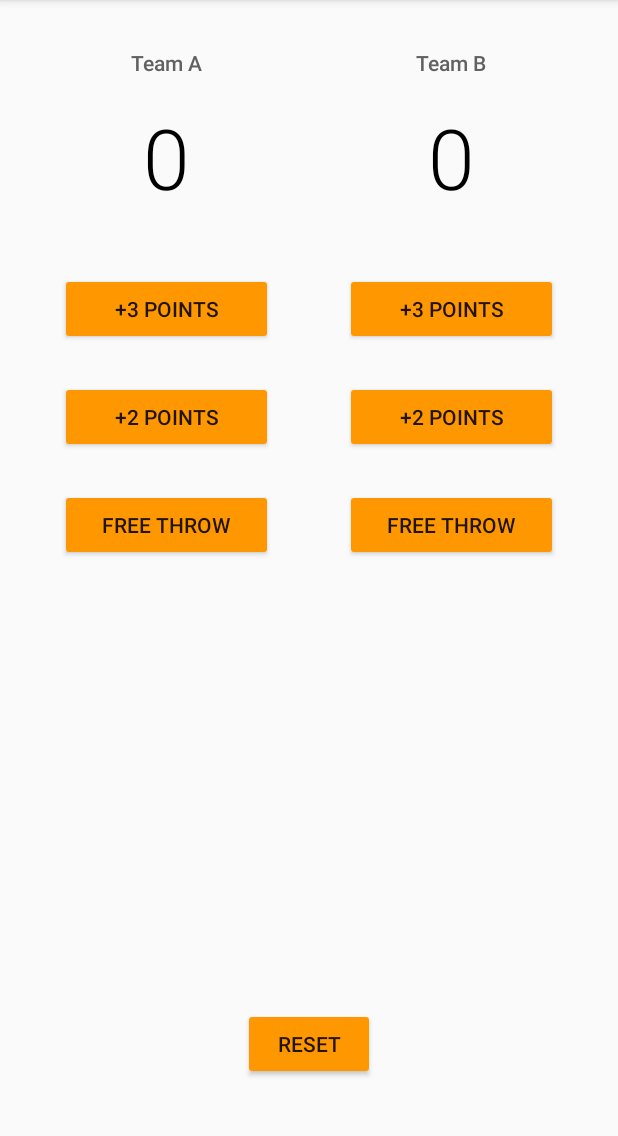
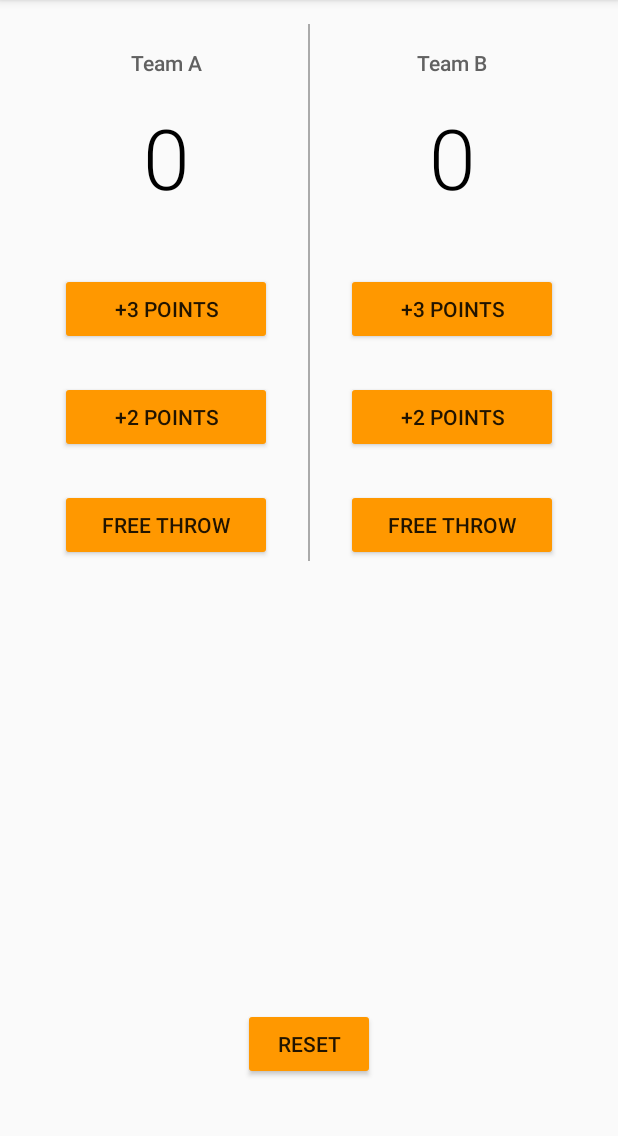
Before and after one commit to 8adam95/AndroidApps, an Android app: the screen it shows after launch (MainActivity), on a phone screen of 412 x 824 dp, the part 84-1220 px from its top. Run offline under Robolectric (Android 15) with nearby library versions, the phone set to English and light mode, and no system bars.

Commit message:
final version of the court counter app

```diff
--- a/CourtCounter/app/src/main/res/layout/activity_main.xml
+++ b/CourtCounter/app/src/main/res/layout/activity_main.xml
@@ -15,7 +15,7 @@
         android:layout_height="match_parent">
 <LinearLayout
     android:layout_width="match_parent"
-    android:layout_height="match_parent"
+    android:layout_height="wrap_content"
     android:orientation="horizontal">
 
 
@@ -82,6 +82,10 @@
 
     </LinearLayout>
 
+    <View
+        android:layout_width="1dp"
+        android:layout_height="match_parent"
+        android:background="@android:color/darker_gray"/>
 
     <LinearLayout
         android:layout_weight="1"
```
